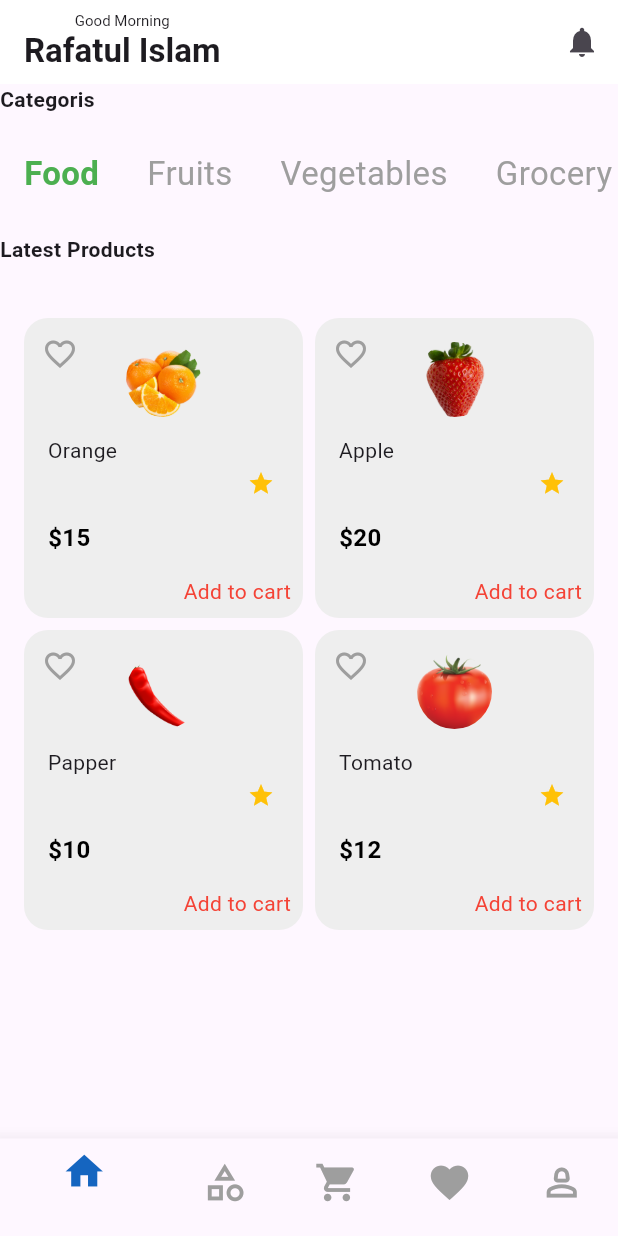
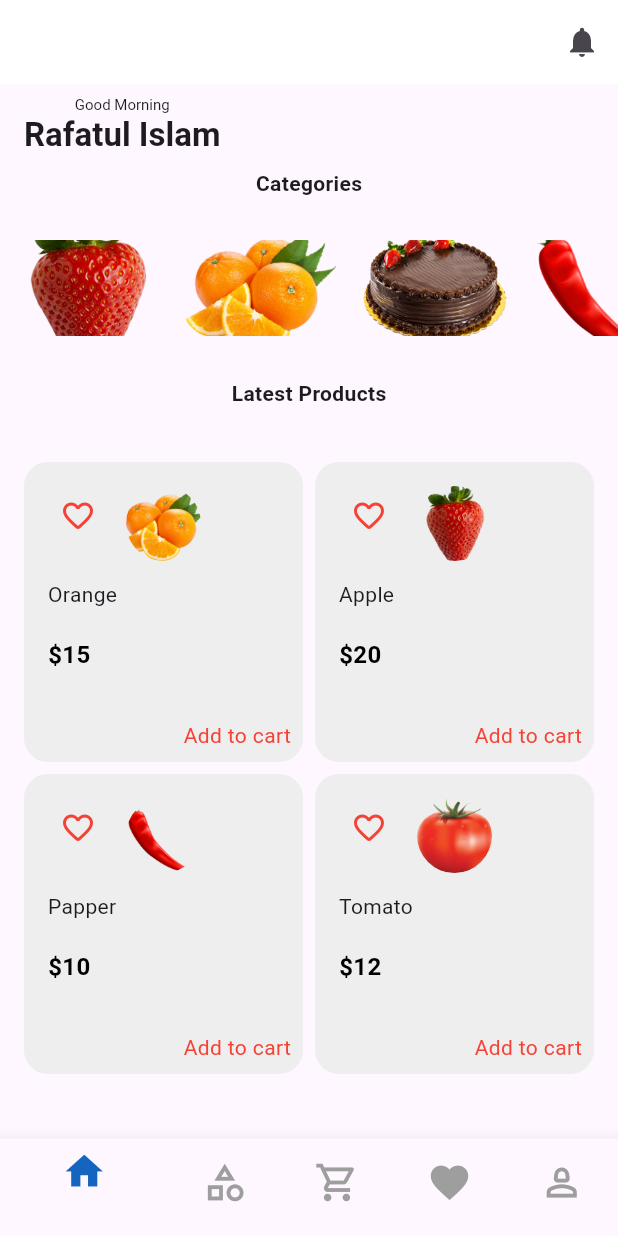
Before and after one commit to Temesgenasmamaw/grocerrymobile-app, a Flutter app: the screen it shows after launch, on a phone screen of 412 x 824 dp. Run offline on Flutter 3.47's test engine with Material 3 defaults, Android fonts, the phone set to English and light mode, and no system bars; our stand-ins replace bloc, easy_splash_screen, flutter_bloc, shared_preferences.

Commit message:
add favorite page

```diff
--- /dev/null
+++ b/lib/bloc/auth/bloc/auth_event.dart
@@ -0,0 +1,16 @@
+part of 'auth_bloc.dart';
+
+@immutable
+sealed class AuthEvent {}
+
+final class AuthLoginRequested extends AuthEvent {
+  final String email;
+  final String password;
+
+  AuthLoginRequested({
+    required this.email,
+    required this.password,
+  });
+}
+
+final class AuthLogoutRequested extends AuthEvent {}
--- /dev/null
+++ b/lib/bloc/auth/bloc/auth_state.dart
@@ -0,0 +1,20 @@
+part of 'auth_bloc.dart';
+
+@immutable
+sealed class AuthState {}
+
+final class AuthInitial extends AuthState {}
+
+final class AuthSuccess extends AuthState {
+  final String uid; // This could be a UserModel
+
+  AuthSuccess({required this.uid});
+}
+
+final class AuthFailure extends AuthState {
+  final String error;
+
+  AuthFailure(this.error);
+}
+
+final class AuthLoading extends AuthState {}
--- /dev/null
+++ b/lib/bloc/cart-bloc.dart
@@ -0,0 +1,30 @@
+import 'package:bloc/bloc.dart';
+import 'package:shared_preferences/shared_preferences.dart';
+
+class CartEvent {}
+
+class AddToCart extends CartEvent {
+  final String itemName;
+
+  AddToCart({required this.itemName});
+}
+
+class CartState {
+  final List<String> items;
+
+  CartState({required this.items});
+}
+
+class CartBloc extends Bloc<CartEvent, CartState> {
+  final SharedPreferences prefs;
+
+  CartBloc(this.prefs) : super(CartState(items: []));
+
+  Stream<CartState> mapEventToState(CartEvent event) async* {
+    if (event is AddToCart) {
+      List<String> updatedItems = List.from(state.items)..add(event.itemName);
+      prefs.setStringList('cart', updatedItems);
+      yield CartState(items: updatedItems);
+    }
+  }
+}
--- /dev/null
+++ b/lib/bloc/favorite-bloc.dart
@@ -0,0 +1,36 @@
+
+import 'package:flutter_bloc/flutter_bloc.dart';
+import 'package:shared_preferences/shared_preferences.dart';
+
+class FavoriteEvent {}
+
+class ToggleFavorite extends FavoriteEvent {
+  final String itemName;
+
+  ToggleFavorite({required this.itemName});
+}
+
+class FavoriteState {
+  final List<String> items;
+
+  FavoriteState({required this.items});
+}
+
+class FavoriteBloc extends Bloc<FavoriteEvent, FavoriteState> {
+  final SharedPreferences prefs;
+
+  FavoriteBloc(this.prefs) : super(FavoriteState(items: []));
+
+  Stream<FavoriteState> mapEventToState(FavoriteEvent event) async* {
+    if (event is ToggleFavorite) {
+      List<String> updatedItems = List.from(state.items);
+      if (updatedItems.contains(event.itemName)) {
+        updatedItems.remove(event.itemName);
+      } else {
+        updatedItems.add(event.itemName);
+      }
+      prefs.setStringList('favorites', updatedItems);
+      yield FavoriteState(items: updatedItems);
+    }
+  }
+}
--- a/lib/main.dart
+++ b/lib/main.dart
@@ -1,9 +1,13 @@
 import 'package:flutter/material.dart';
 import 'package:flutter_bloc/flutter_bloc.dart';
+import 'package:groccery_app/bloc/auth/bloc/auth_bloc.dart';
+import 'package:groccery_app/bloc/cart-bloc.dart';
+import 'package:groccery_app/bloc/favorite-bloc.dart';
 
 import 'package:groccery_app/pages/splash.dart';
 
-void main() {
+void main() async {
+  WidgetsFlutterBinding.ensureInitialized();
   runApp(const MyApp());
 }
 
@@ -15,7 +19,19 @@ class MyApp extends StatelessWidget {
   // This widget is the root of your application.
   @override
   Widget build(BuildContext context) {
-    return MaterialApp(
+    return MultiBlocProvider(
+       providers: [
+    BlocProvider<AuthBloc>(
+      create: (BuildContext context) => AuthBloc(),
+    ),
+    // BlocProvider<CartBloc>(
+    //   create: (BuildContext context) => CartBloc(),
+    // ),
+    // BlocProvider<FavoriteBloc>(
+    //   create: (BuildContext context) => FavoriteBloc(),
+    // ),
+  ],
+      child: MaterialApp(
         debugShowCheckedModeBanner: false,
         theme: ThemeData(
           colorScheme: ColorScheme.fromSeed(seedColor: Colors.deepPurple),
@@ -26,6 +42,7 @@ class MyApp extends StatelessWidget {
         routes: {
           '/': (context) => SplashPage(),
         },
+      ),
     );
   }
 }
--- a/lib/screens/home.dart
+++ b/lib/screens/home.dart
@@ -1,4 +1,5 @@
 import 'package:flutter/material.dart';
+import 'package:groccery_app/screens/Cart.dart';
 import 'package:groccery_app/screens/Categories.dart';
 import 'package:groccery_app/screens/Contact.dart';
 import 'package:groccery_app/screens/Favorites.dart';
@@ -16,10 +17,10 @@ class HomePage extends StatefulWidget {
 class _HomePageState extends State<HomePage> {
   int _currentIndex = 0;
 
-  final List<Widget> _tabs = const [
+  final List<Widget> _tabs =  [
      LandingPage(),
-    CategoriesPage(),
-    ContactPage(),
+    CategoryScreen(),
+    CartPage(),
     FavoritePage(),
     ContactPage(),
   ];
@@ -30,12 +31,7 @@ class _HomePageState extends State<HomePage> {
       appBar: AppBar(
         backgroundColor: Colors.white,
           automaticallyImplyLeading: false,
-          title: Column(
-            children: [
-              Text('Good Morning',style: TextStyle(fontWeight: FontWeight.normal, fontSize: 10)),
-              Text('Rafatul Islam',style: TextStyle(fontWeight: FontWeight.bold),),
-            ],
-          ),
+
           actions: [
             IconButton(
               icon: const Icon(Icons.notifications),
@@ -63,7 +59,7 @@ class _HomePageState extends State<HomePage> {
             label: '',
           ),
           BottomNavigationBarItem(
-            icon: Icon(Icons.shopping_cart),
+            icon: Icon(Icons.shopping_cart_outlined),
             label: '',
           ),
           BottomNavigationBarItem(
--- a/lib/screens/landing.dart
+++ b/lib/screens/landing.dart
@@ -1,23 +1,59 @@
 import 'package:flutter/material.dart';
 import 'package:groccery_app/model/food.dart';
 import 'package:groccery_app/pages/detail.dart';
+import 'package:groccery_app/screens/Cart.dart';
+import 'package:shared_preferences/shared_preferences.dart';
 
 class LandingPage extends StatefulWidget {
-  const LandingPage({super.key});
+  const LandingPage({Key? key}) : super(key: key);
 
   @override
   State<LandingPage> createState() => _LandingPageState();
 }
 
 class _LandingPageState extends State<LandingPage> {
+  late SharedPreferences _prefs;
   int indexCategory = 0;
+  List<String> _favoriteItems = []; // Add this line
+
+  @override
+  void initState() {
+    super.initState();
+    _initSharedPreferences();
+  }
+
+  Future<void> _initSharedPreferences() async {
+    _prefs = await SharedPreferences.getInstance();
+    _loadFavorite(); // Add this line
+  }
+
+  void _loadFavorite() {
+    final List<String>? favoriteItems = _prefs.getStringList('favorites');
+    if (favoriteItems != null) {
+      setState(() {
+        _favoriteItems = favoriteItems;
+      });
+    }
+  }
+
   @override
   Widget build(BuildContext context) {
     return Scaffold(
-
-        body: Expanded(
-      child: ListView(children: [
-        Text('Categoris',style:TextStyle(fontWeight: FontWeight.bold)),
+      appBar: AppBar(
+        title: Column(
+          children: [
+            Text('Good Morning',
+                style: TextStyle(fontWeight: FontWeight.normal, fontSize: 10)),
+            Text(
+              'Rafatul Islam',
+              style: TextStyle(fontWeight: FontWeight.bold),
+            ),
+          ],
+        ),
+      ),
+      body: Column(
+        children: [
+          Text('Categories', style: TextStyle(fontWeight: FontWeight.bold)),
           SizedBox(
             height: 20,
           ),
@@ -25,44 +61,42 @@ class _LandingPageState extends State<LandingPage> {
           SizedBox(
             height: 20,
           ),
-          Text('Latest Products',style:TextStyle(fontWeight: FontWeight.bold)),
+          Text('Latest Products',
+              style: TextStyle(fontWeight: FontWeight.bold)),
           SizedBox(
             height: 20,
           ),
-        gridFood()
-      ]),
-    ));
+          Expanded(
+            child: gridFood(),
+          ),
+        ],
+      ),
+    );
   }
 
   Widget categories() {
-    List list = ['Food', 'Fruits', 'Vegetables', 'Grocery', 'Drink'];
+
+   final List<String> imagePaths = [
+    'assets/1.png',
+    'assets/2.png',
+    'assets/3.png',
+    'assets/4.png',
+    'assets/5.png',
+    'assets/6.png',
+  ];
     return SizedBox(
-      height: 40,
+      height: 80,
          child: ListView.builder(
-        itemCount: list.length,
         scrollDirection: Axis.horizontal,
+        itemCount: imagePaths.length,
         itemBuilder: (context, index) {
-          return GestureDetector(
-            onTap: () {
-              indexCategory = index;
-              setState(() {});
-            },
-            child: Container(
-              padding: EdgeInsets.fromLTRB(
-                index == 0 ? 16 : 16,
-                0,
-                index == list.length - 1 ? 16 : 16,
-                0,
-              ),
-              alignment: Alignment.center,
-              child: Text(
-                list[index],
-                style: TextStyle(
-                  fontSize: 22,
-                  color: indexCategory == index ? Colors.green : Colors.grey,
-                  fontWeight: indexCategory == index ? FontWeight.bold : null,
-                ),
-              ),
+          return Padding(
+            padding: const EdgeInsets.all(8.0),
+            child: Image.asset(
+              imagePaths[index],
+              width: 100, // Set the desired width of each image
+              height: 100, // Set the desired height of each image
+              fit: BoxFit.cover,
             ),
           );
         },
@@ -124,16 +158,16 @@ class _LandingPageState extends State<LandingPage> {
                       ),
                     ),
                     const SizedBox(height: 3),
-                    Padding(
-                      padding: const EdgeInsets.symmetric(horizontal: 16),
-                      child: Row(
-                        children: [
-                          const Spacer(),
-                          const Icon(Icons.star, color: Colors.amber, size: 18),
-                          const SizedBox(width: 3),
-                        ],
-                      ),
-                    ),
+                    // Padding(
+                    //   padding: const EdgeInsets.symmetric(horizontal: 16),
+                    //   child: Row(
+                    //     children: [
+                    //       const Spacer(),
+                    //       const Icon(Icons.star, color: Colors.amber, size: 18),
+                    //       const SizedBox(width: 3),
+                    //     ],
+                    //   ),
+                    // ),
                     Padding(
                       padding: const EdgeInsets.all(16),
                       child: Text(
@@ -147,21 +181,39 @@ class _LandingPageState extends State<LandingPage> {
                     ),
                   ],
                 ),
-                const Positioned(
+                Positioned(
                   top: 12,
                   left: 12,
-                  child: Icon(Icons.favorite_border, color: Colors.grey),
+                  child: IconButton(
+                    icon: Icon(
+                      _favoriteItems.contains(food.name)
+                          ? Icons.favorite
+                          : Icons.favorite_border_rounded,
+                      color: Colors.red, // Customize the color as needed
                     ),
-                const Align(
+                    onPressed: () {
+                      _toggleFavorite(food);
+                    },
+                  ),
+                ),
+                Align(
                   alignment: Alignment.bottomRight,
                   child: InkWell(
+                    onTap: () {
+                      // _addToCart(food);
+                      // CartPage(_addToCart(food));
+                    },
+                    child: Material(
+                      color: Colors.transparent,
                       child: Padding(
                         padding: EdgeInsets.all(8),
-                        child: Text('Add to cart',style: TextStyle(color: Colors.red),)
-                        //Icon(Icons.add, color: Colors.white),
+                        child: Text(
+                          'Add to cart',
+                          style: TextStyle(color: Colors.red),
                         ),
                       ),
-
+                    ),
+                  ),
                 ),
               ],
             ),
@@ -170,4 +222,39 @@ class _LandingPageState extends State<LandingPage> {
       },
     );
   }
+
+  // void _addToCart(Food food) {
+  //   List<String> cartItems = _prefs.getStringList('cart') ?? [];
+  //   cartItems.add(food.name);
+  //   _prefs.setStringList('cart', cartItems);
+  //   ScaffoldMessenger.of(context).showSnackBar(
+  //     SnackBar(
+  //       content: Text('${food.name} added to the cart'),
+  //     ),
+  //   );
+
+  //   // Pass the updated cart items to CartPage
+  //   Navigator.push(
+  //     context,
+  //     MaterialPageRoute(
+  //       builder: (context) => CartPage(cartItems: cartItems),
+  //     ),
+  //   );
+  // }
+
+  void _toggleFavorite(Food food) {
+    List<String> favoriteItems = _prefs.getStringList('favorites') ?? [];
+
+    if (favoriteItems.contains(food.name)) {
+      favoriteItems.remove(food.name);
+    } else {
+      favoriteItems.add(food.name);
+      favoriteItems.add(food.image);
     }
+
+    _prefs.setStringList('favorites', favoriteItems);
+    setState(() {
+      _favoriteItems = favoriteItems;
+    });
+  }
+}
--- a/pubspec.yaml
+++ b/pubspec.yaml
@@ -32,6 +32,11 @@ dependencies:
     sdk: flutter
   easy_splash_screen:
   flutter_bloc: ^8.1.3
+  shared_preferences:
+  provider:
+  path_provider:
+  carousel_slider: ^4.2.1
+  equatable: ^2.0.5
 
 
   # The following adds the Cupertino Icons font to your application.
```
Also changed, not shown: lib/auth/bloc/login_bloc.dart (added, +109 -0 lines), lib/bloc/auth/bloc/auth_bloc.dart (added, +62 -0 lines), lib/model/category_model.dart (added, +27 -0 lines), lib/screens/Cart.dart (+32 -4 lines), lib/screens/Categories.dart (+40 -5 lines), lib/screens/Favorites.dart (+44 -4 lines), assets/diary.png (added), assets/meat.png (added), pubspec.lock, 1 other file. Lines whose indentation alone changed are shown as unchanged.
